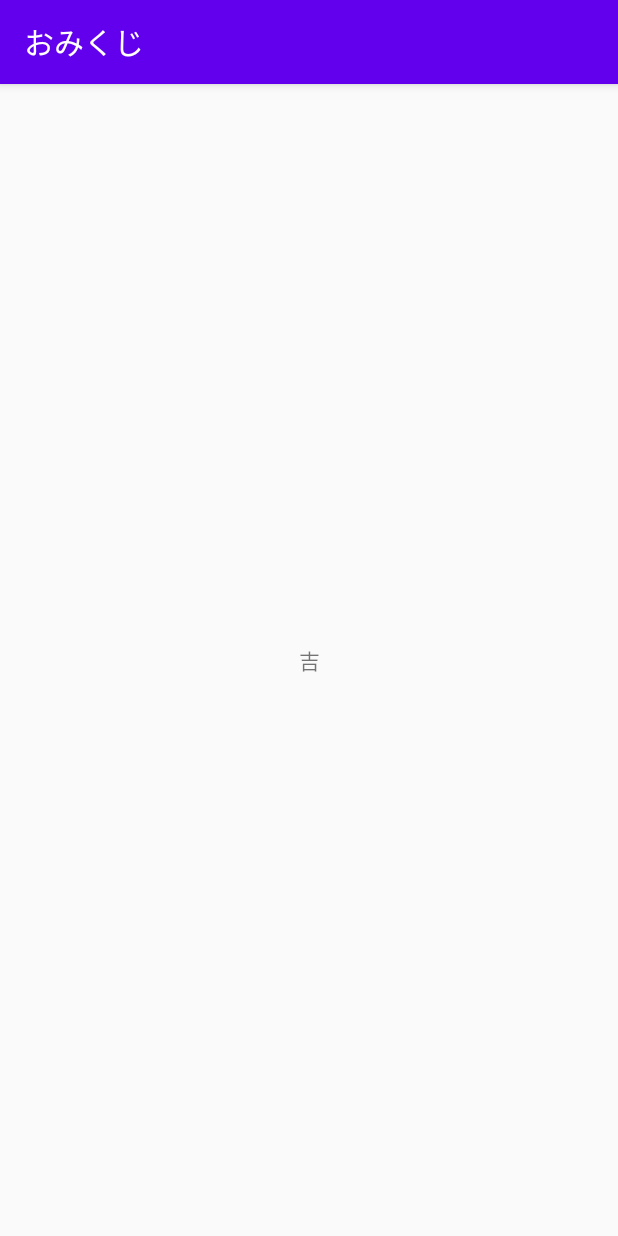
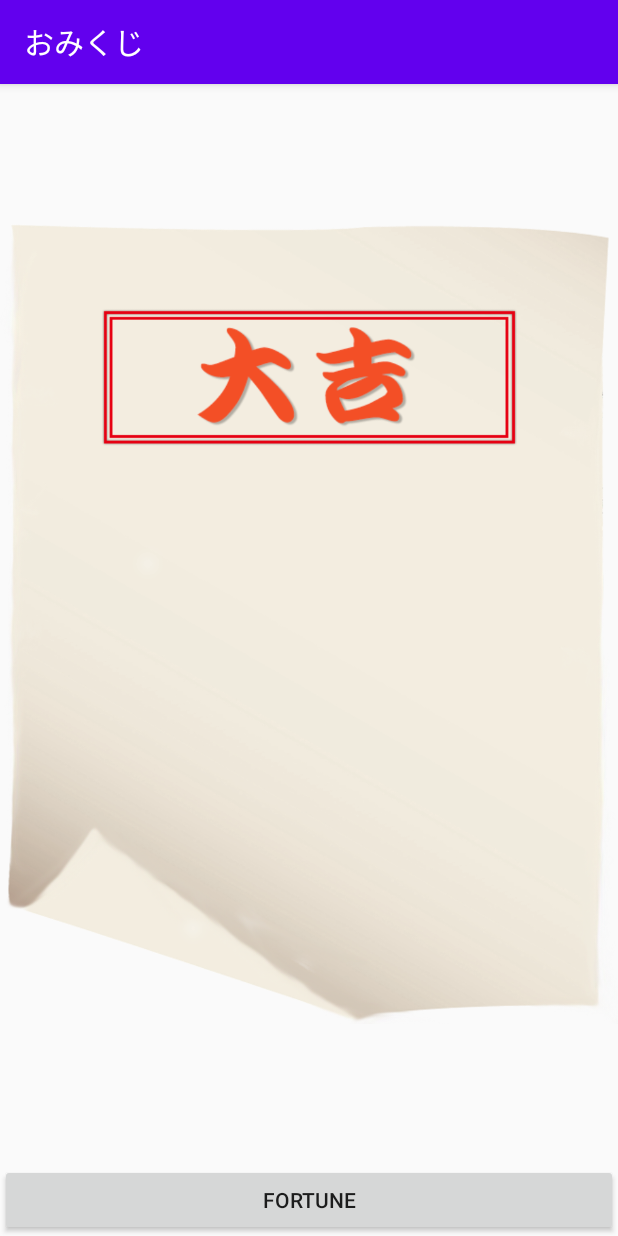
Before and after one commit to TakayaSugiyama/Omikuji, an Android app: the screen it shows after launch (OmikujiActivity), on a phone screen of 412 x 824 dp. Run offline under Robolectric (Android 15) with nearby library versions, the phone set to English and light mode, and no system bars.

Commit message:
add image

```diff
--- a/app/src/main/java/jp/wings/nikkeibp/omikuji/OmikujiActivity.kt
+++ b/app/src/main/java/jp/wings/nikkeibp/omikuji/OmikujiActivity.kt
@@ -3,23 +3,25 @@ package jp.wings.nikkeibp.omikuji
 import androidx.appcompat.app.AppCompatActivity
 import android.os.Bundle
 import kotlinx.android.synthetic.main.main.*
+import kotlinx.android.synthetic.main.omikuji.*
 import java.util.*
 
 class OmikujiActivity : AppCompatActivity() {
     override fun onCreate(savedInstanceState: Bundle?) {
         super.onCreate(savedInstanceState)
-        setContentView(R.layout.main)
-        //くじ番号の取得
-        val rnd = Random()
-        val number = rnd.nextInt(20)
-
-        //おみくじの準備
-        val omikujiShelf = Array(20) { "吉"}
-        omikujiShelf[0] = "大吉"
-        omikujiShelf[19] = "凶"
-
-        //おみくじ棚から取得
-        val str = omikujiShelf[number]
-        hello_view.text = str
+        setContentView(R.layout.omikuji)
+        imageView.setImageResource(R.drawable.result1)
+//        //くじ番号の取得
+//        val rnd = Random()
+//        val number = rnd.nextInt(20)
+//
+//        //おみくじの準備
+//        val omikujiShelf = Array(20) { "吉"}
+//        omikujiShelf[0] = "大吉"
+//        omikujiShelf[19] = "凶"
+//
+//        //おみくじ棚から取得
+//        val str: String = omikujiShelf[number]
+//        hello_view.text = str
     }
 }
--- /dev/null
+++ b/app/src/main/res/layout/omikuji.xml
@@ -0,0 +1,10 @@
+<LinearLayout xmlns:android="http://schemas.android.com/apk/res/android" xmlns:app="http://schemas.android.com/apk/res-auto" android:orientation="vertical" android:layout_width="match_parent" android:layout_height="match_parent" android:gravity="center_horizontal|center_vertical">
+    <ImageView android:layout_width="match_parent" android:layout_height="wrap_content" app:srcCompat="@drawable/omikuji1" android:id="@+id/imageView" android:layout_weight="1"/>
+
+    <Button
+        android:id="@+id/button"
+        android:layout_width="match_parent"
+        android:layout_height="wrap_content"
+        android:onClick="onButtonClick"
+        android:text="fortune" />
+</LinearLayout>
```
